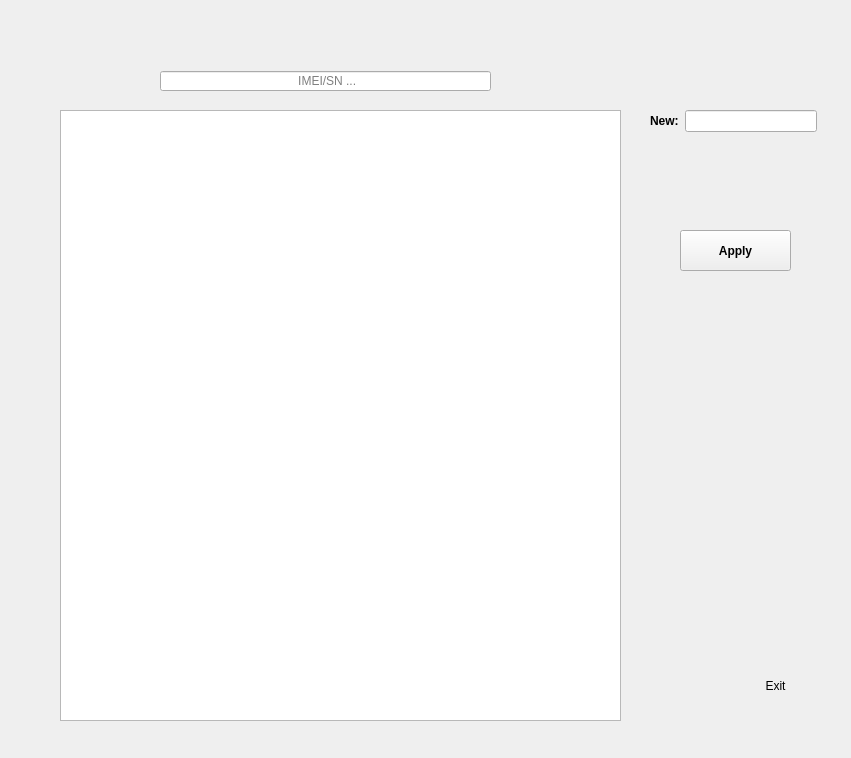
This is uis/change_form.ui in andrei219/euromedia as Qt 5 draws it before an edit. The edited form follows.
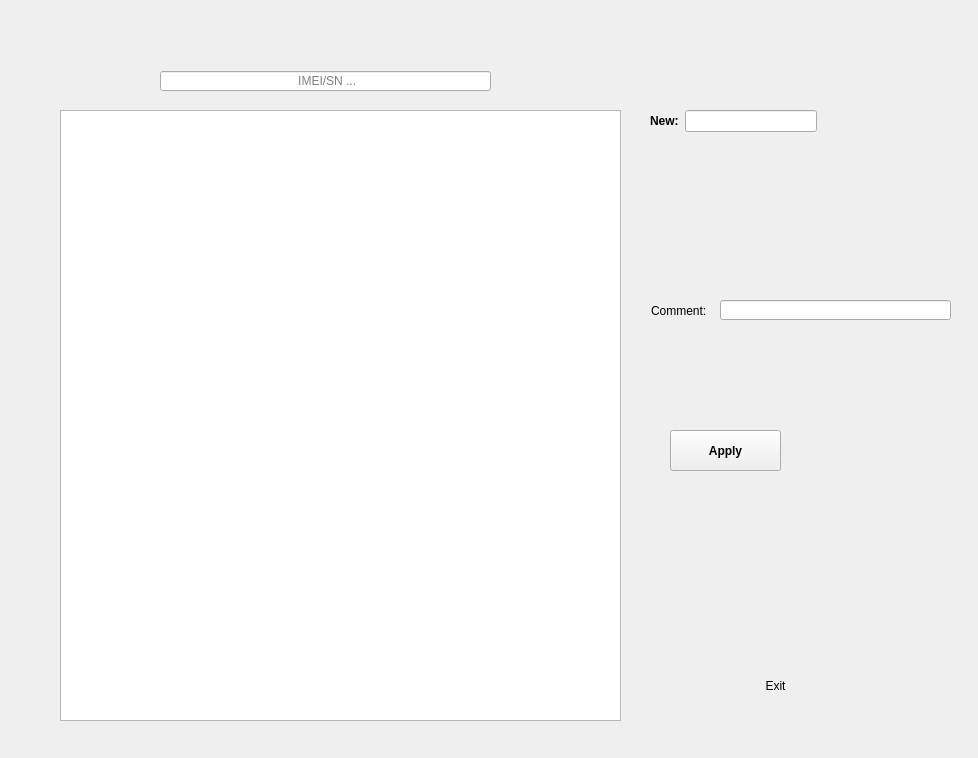
This is the edited form. Icons and pictures are not drawn.

```diff
--- a/uis/change_form.ui
+++ b/uis/change_form.ui
@@ -6,7 +6,7 @@
    <rect>
     <x>0</x>
     <y>0</y>
-    <width>851</width>
+    <width>978</width>
     <height>758</height>
    </rect>
   </property>
@@ -42,8 +42,8 @@
   <widget class="QPushButton" name="apply">
    <property name="geometry">
     <rect>
-     <x>680</x>
-     <y>230</y>
+     <x>670</x>
+     <y>430</y>
      <width>111</width>
      <height>41</height>
     </rect>
@@ -90,7 +90,7 @@
     <bool>true</bool>
    </property>
   </widget>
-  <widget class="QWidget" name="">
+  <widget class="QWidget" name="layoutWidget">
    <property name="geometry">
     <rect>
      <x>650</x>
@@ -119,6 +119,29 @@
     </item>
    </layout>
   </widget>
+  <widget class="QLineEdit" name="comment">
+   <property name="geometry">
+    <rect>
+     <x>720</x>
+     <y>300</y>
+     <width>231</width>
+     <height>20</height>
+    </rect>
+   </property>
+  </widget>
+  <widget class="QLabel" name="label_2">
+   <property name="geometry">
+    <rect>
+     <x>651</x>
+     <y>301</y>
+     <width>61</width>
+     <height>20</height>
+    </rect>
+   </property>
+   <property name="text">
+    <string>Comment:</string>
+   </property>
+  </widget>
  </widget>
  <resources>
   <include location="../app/icons.qrc"/>
```
